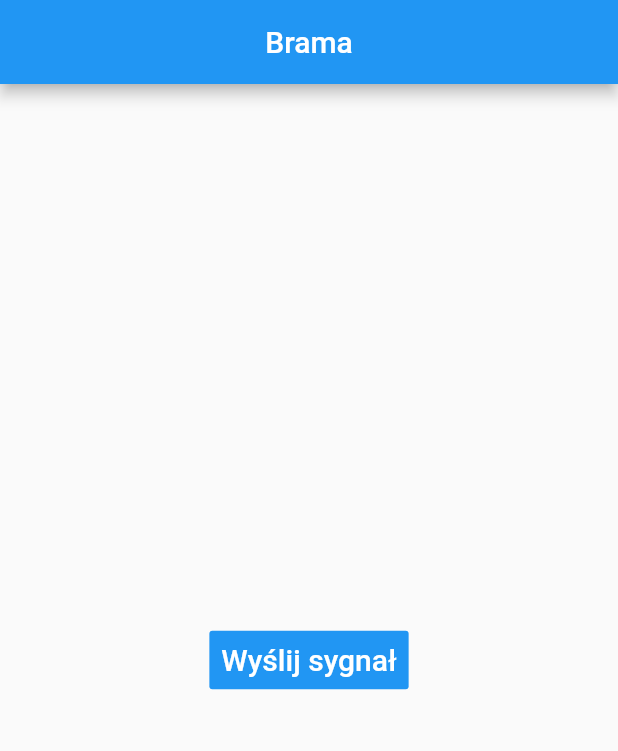
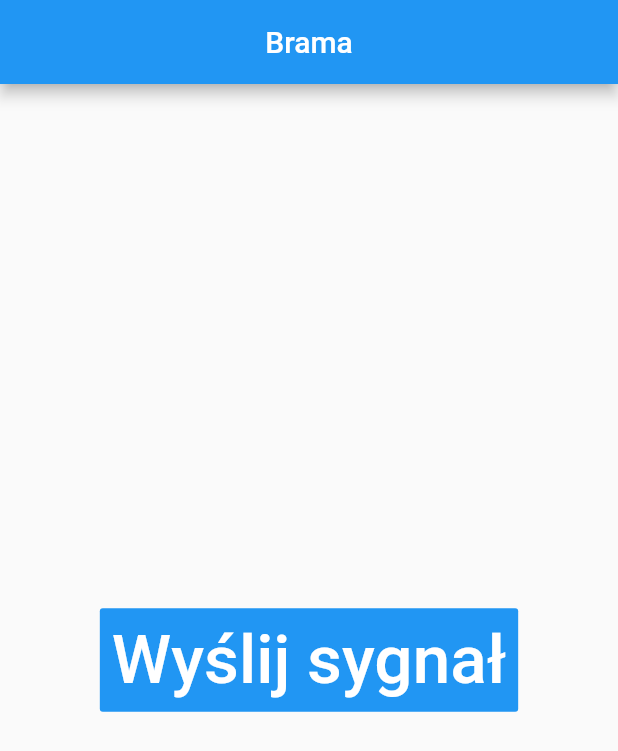
Before and after one commit to arekminajj/gatemobile, a Flutter app: the screen it shows after launch, after a tap on "Wyślij sygnał", on a phone screen of 412 x 824 dp. Shown: the top 751 px of the screen. Run offline on Flutter 3.47's test engine with Material 2 defaults, Android fonts, the phone set to English and light mode, and no system bars; network calls fail.

Commit message:
Make it work

```diff
--- a/gatemobile/lib/main.dart
+++ b/gatemobile/lib/main.dart
@@ -1,4 +1,19 @@
 import 'package:flutter/material.dart';
+import 'package:http/http.dart' as http;
+import 'dart:convert' show jsonEncode;
+
+Future<http.Response> changeStatus() {
+  return http.post(
+    'https://stormy-badlands-80104.herokuapp.com/api/status',
+    headers: <String, String>{
+      'Content-Type': 'application/json; charset=UTF-8',
+    },
+    body: jsonEncode(<String, bool>{
+      'IsClosed': true,
+      'ShouldBeClosed': false,
+    }),
+  );
+}
 
 void main() {
   runApp(MaterialApp(
@@ -16,11 +31,11 @@ void main() {
         padding: EdgeInsets.all(8.0),
         splashColor: Colors.blueAccent,
         onPressed: () {
-          /*...*/
+          changeStatus();
         },
         child: Text(
           "Wyślij sygnał",
-          style: TextStyle(fontSize: 20.0),
+          style: TextStyle(fontSize: 45.0),
         ),
       )),
     ),
--- a/gatemobile/pubspec.yaml
+++ b/gatemobile/pubspec.yaml
@@ -23,6 +23,7 @@ environment:
 dependencies:
   flutter:
     sdk: flutter
+  http: 0.12.2
 
 
   # The following adds the Cupertino Icons font to your application.
```
Also changed, not shown: gatemobile/pubspec.lock, 2 other files.
